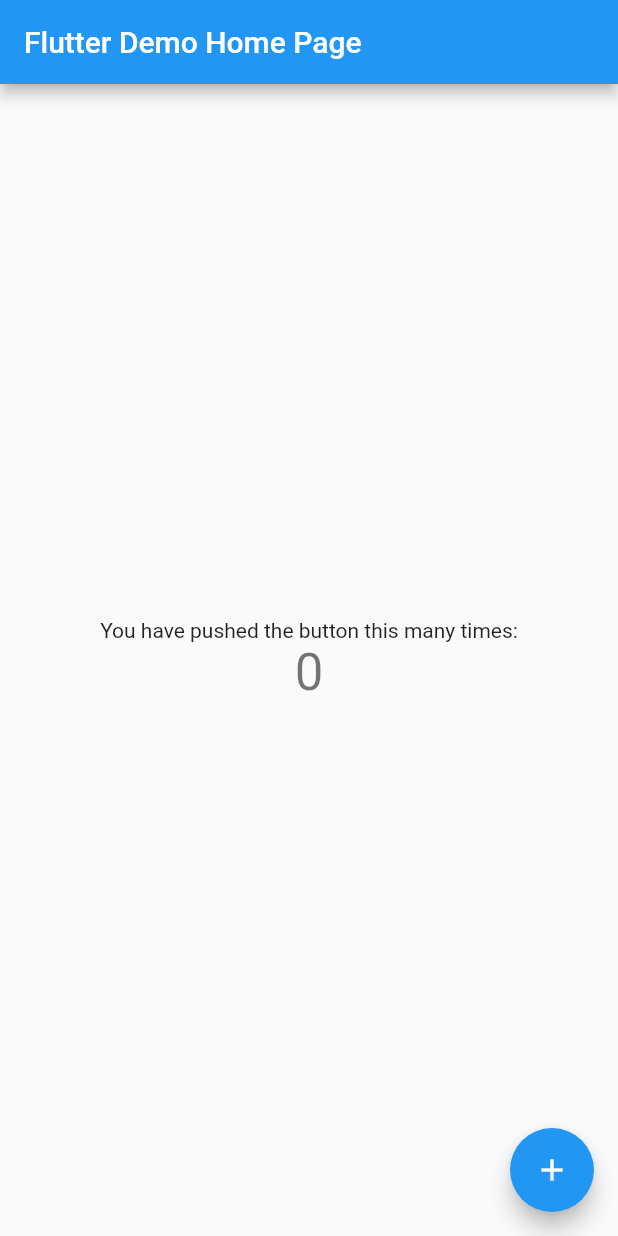
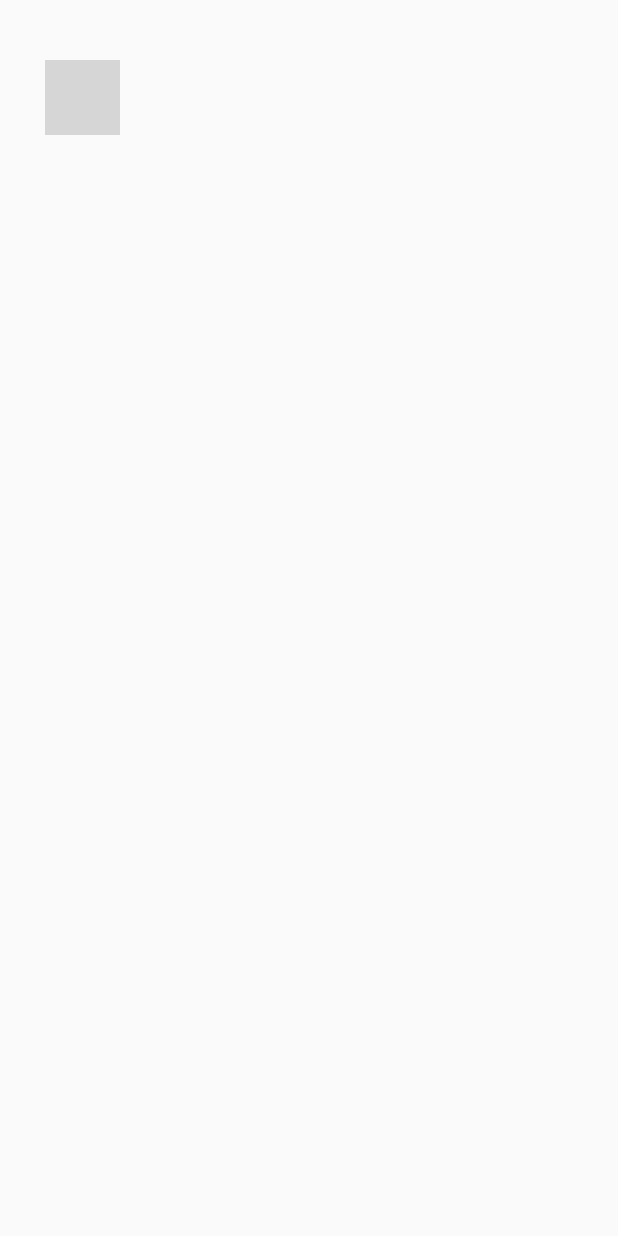
Before and after one commit to kaungphyowai/marcus_ng_note, a Flutter app: the screen it shows after launch, on a phone screen of 412 x 824 dp. Run offline on Flutter 3.47's test engine with Material 2 defaults, Android fonts, the phone set to English and light mode, and no system bars; grey boxes are pictures that could not be loaded.

Commit message:
Go to Home

```diff
--- a/lib/main.dart
+++ b/lib/main.dart
@@ -1,117 +1,8 @@
 import 'package:flutter/material.dart';
+import 'package:marcus_ng_note/screens/note_screen.dart';
 
 void main() {
-  runApp(MyApp());
+  runApp(MaterialApp(
+    home: NoteScreen(),
+  ));
 }
-
-class MyApp extends StatelessWidget {
-  // This widget is the root of your application.
-  @override
-  Widget build(BuildContext context) {
-    return MaterialApp(
-      title: 'Flutter Demo',
-      theme: ThemeData(
-        // This is the theme of your application.
-        //
-        // Try running your application with "flutter run". You'll see the
-        // application has a blue toolbar. Then, without quitting the app, try
-        // changing the primarySwatch below to Colors.green and then invoke
-        // "hot reload" (press "r" in the console where you ran "flutter run",
-        // or simply save your changes to "hot reload" in a Flutter IDE).
-        // Notice that the counter didn't reset back to zero; the application
-        // is not restarted.
-        primarySwatch: Colors.blue,
-        // This makes the visual density adapt to the platform that you run
-        // the app on. For desktop platforms, the controls will be smaller and
-        // closer together (more dense) than on mobile platforms.
-        visualDensity: VisualDensity.adaptivePlatformDensity,
-      ),
-      home: MyHomePage(title: 'Flutter Demo Home Page'),
-    );
-  }
-}
-
-class MyHomePage extends StatefulWidget {
-  MyHomePage({Key key, this.title}) : super(key: key);
-
-  // This widget is the home page of your application. It is stateful, meaning
-  // that it has a State object (defined below) that contains fields that affect
-  // how it looks.
-
-  // This class is the configuration for the state. It holds the values (in this
-  // case the title) provided by the parent (in this case the App widget) and
-  // used by the build method of the State. Fields in a Widget subclass are
-  // always marked "final".
-
-  final String title;
-
-  @override
-  _MyHomePageState createState() => _MyHomePageState();
-}
-
-class _MyHomePageState extends State<MyHomePage> {
-  int _counter = 0;
-
-  void _incrementCounter() {
-    setState(() {
-      // This call to setState tells the Flutter framework that something has
-      // changed in this State, which causes it to rerun the build method below
-      // so that the display can reflect the updated values. If we changed
-      // _counter without calling setState(), then the build method would not be
-      // called again, and so nothing would appear to happen.
-      _counter++;
-    });
-  }
-
-  @override
-  Widget build(BuildContext context) {
-    // This method is rerun every time setState is called, for instance as done
-    // by the _incrementCounter method above.
-    //
-    // The Flutter framework has been optimized to make rerunning build methods
-    // fast, so that you can just rebuild anything that needs updating rather
-    // than having to individually change instances of widgets.
-    return Scaffold(
-      appBar: AppBar(
-        // Here we take the value from the MyHomePage object that was created by
-        // the App.build method, and use it to set our appbar title.
-        title: Text(widget.title),
-      ),
-      body: Center(
-        // Center is a layout widget. It takes a single child and positions it
-        // in the middle of the parent.
-        child: Column(
-          // Column is also a layout widget. It takes a list of children and
-          // arranges them vertically. By default, it sizes itself to fit its
-          // children horizontally, and tries to be as tall as its parent.
-          //
-          // Invoke "debug painting" (press "p" in the console, choose the
-          // "Toggle Debug Paint" action from the Flutter Inspector in Android
-          // Studio, or the "Toggle Debug Paint" command in Visual Studio Code)
-          // to see the wireframe for each widget.
-          //
-          // Column has various properties to control how it sizes itself and
-          // how it positions its children. Here we use mainAxisAlignment to
-          // center the children vertically; the main axis here is the vertical
-          // axis because Columns are vertical (the cross axis would be
-          // horizontal).
-          mainAxisAlignment: MainAxisAlignment.center,
-          children: <Widget>[
-            Text(
-              'You have pushed the button this many times:',
-            ),
-            Text(
-              '$_counter',
-              style: Theme.of(context).textTheme.headline4,
-            ),
-          ],
-        ),
-      ),
-      floatingActionButton: FloatingActionButton(
-        onPressed: _incrementCounter,
-        tooltip: 'Increment',
-        child: Icon(Icons.add),
-      ), // This trailing comma makes auto-formatting nicer for build methods.
-    );
-  }
-}
--- /dev/null
+++ b/lib/screens/note_screen.dart
@@ -0,0 +1,40 @@
+import 'package:flutter/material.dart';
+
+class NoteScreen extends StatefulWidget {
+  @override
+  _NoteScreenState createState() => _NoteScreenState();
+}
+
+class _NoteScreenState extends State<NoteScreen> {
+  @override
+  Widget build(BuildContext context) {
+    return Scaffold(
+      body: ListView(
+        children: [
+          SizedBox(height: 40.0),
+          Padding(
+            padding: EdgeInsets.symmetric(
+              horizontal: 30.0,
+            ),
+            child: Row(
+              mainAxisAlignment: MainAxisAlignment.start,
+              children: [
+                Container(
+                  height: 50,
+                  width: 50,
+                  decoration: BoxDecoration(
+                    image: DecorationImage(
+                      image: AssetImage(
+                        'assets/images/user.png',
+                      ),
+                    ),
+                  ),
+                )
+              ],
+            ),
+          ),
+        ],
+      ),
+    );
+  }
+}
--- a/pubspec.yaml
+++ b/pubspec.yaml
@@ -45,9 +45,8 @@ flutter:
   uses-material-design: true
 
   # To add assets to your application, add an assets section, like this:
-  # assets:
-  #   - images/a_dot_burr.jpeg
-  #   - images/a_dot_ham.jpeg
+  assets:
+    - assets/
 
   # An image asset can refer to one or more resolution-specific "variants", see
   # https://flutter.dev/assets-and-images/#resolution-aware.
```
Also changed, not shown: lib/model/note_model.dart (added, +27 -0 lines), assets/images/user.png (added), 1 other file.
